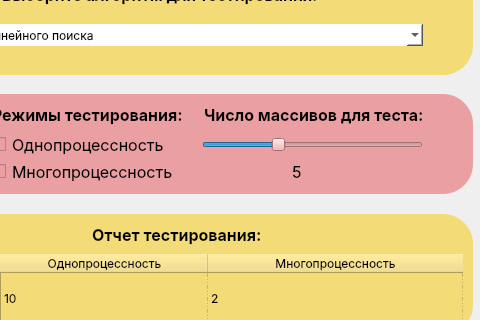
Qt form design.ui (IvanZaycev0717/python_cpu_benchmark) before a commit; both pictures show x 138 to 618 and y 266 to 586 of the 618 by 698 pixel window.
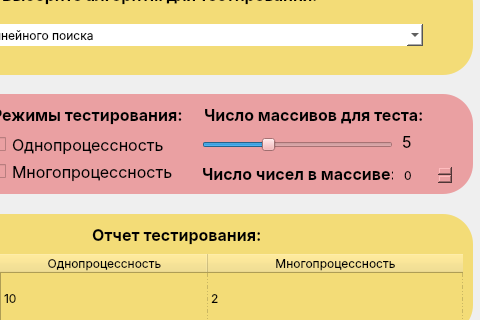
The same form after that commit. Icons and pictures are not drawn.

Commit message: design_modded

Diff of the .ui file:
```diff
--- a/design.ui
+++ b/design.ui
@@ -360,7 +360,7 @@
       <rect>
        <x>330</x>
        <y>40</y>
-       <width>221</width>
+       <width>191</width>
        <height>22</height>
       </rect>
      </property>
@@ -395,8 +395,8 @@
     <widget class="QLabel" name="label_18">
      <property name="geometry">
       <rect>
-       <x>420</x>
-       <y>70</y>
+       <x>530</x>
+       <y>40</y>
        <width>21</width>
        <height>16</height>
       </rect>
@@ -515,6 +515,36 @@
       </item>
      </layout>
     </widget>
+    <widget class="QLabel" name="label_20">
+     <property name="geometry">
+      <rect>
+       <x>330</x>
+       <y>70</y>
+       <width>191</width>
+       <height>20</height>
+      </rect>
+     </property>
+     <property name="font">
+      <font>
+       <family>Inter</family>
+       <pointsize>12</pointsize>
+       <bold>true</bold>
+      </font>
+     </property>
+     <property name="text">
+      <string>Число чисел в массиве:</string>
+     </property>
+    </widget>
+    <widget class="QSpinBox" name="spinBox">
+     <property name="geometry">
+      <rect>
+       <x>530</x>
+       <y>70</y>
+       <width>51</width>
+       <height>22</height>
+      </rect>
+     </property>
+    </widget>
    </widget>
    <widget class="QFrame" name="frame_4">
     <property name="geometry">
```
Left out of the diff: 4 changed lines with no effect on the pictures.
